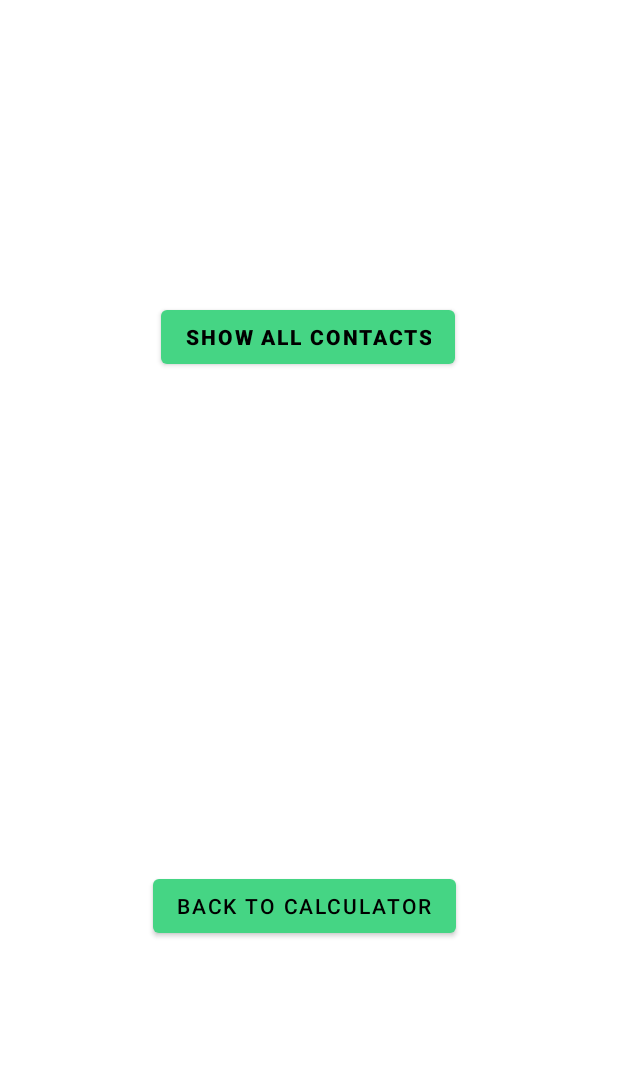
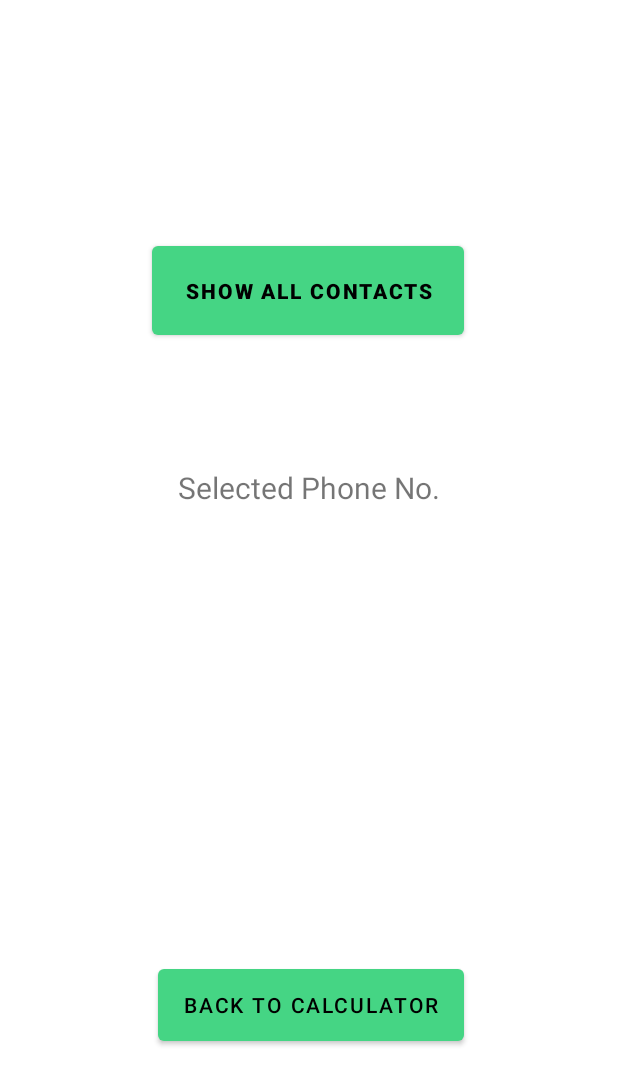
Before and after one commit to sreenathpranav/Magic-Calculator, an Android app: the ContactActivity screen opened directly, with no data from a screen before it, on a phone screen of 412 x 824 dp. Shown: the top 1085 px of the screen. Run offline under Robolectric (Android 15) with nearby library versions, the phone set to English and light mode, and no system bars.

Commit message:
second commit

```diff
--- a/app/src/main/res/layout/activity_contact.xml
+++ b/app/src/main/res/layout/activity_contact.xml
@@ -8,32 +8,45 @@
 
 
     <Button
-        android:id="@+id/btn_contacts"
-        android:layout_width="wrap_content"
-        android:layout_height="wrap_content"
+        android:id="@+id/btn_contact"
+        android:layout_width="208dp"
+        android:layout_height="71dp"
         android:text="Show All Contacts"
         android:textColor="#000000"
         android:textStyle="bold"
         app:backgroundTint="#45D584"
-        android:onClick="onClickSelectContact"
         app:layout_constraintBottom_toBottomOf="parent"
         app:layout_constraintEnd_toEndOf="parent"
         app:layout_constraintHorizontal_bias="0.497"
         app:layout_constraintStart_toStartOf="parent"
         app:layout_constraintTop_toTopOf="parent"
-        app:layout_constraintVertical_bias="0.259" />
+        app:layout_constraintVertical_bias="0.21" />
 
     <Button
         android:id="@+id/btn_back"
-        android:layout_width="wrap_content"
-        android:layout_height="wrap_content"
+        android:layout_width="204dp"
+        android:layout_height="60dp"
+        android:layout_marginBottom="76dp"
         android:text="Back to Calculator"
         android:textColor="#000000"
         app:backgroundTint="#45D584"
         app:layout_constraintBottom_toBottomOf="parent"
         app:layout_constraintEnd_toEndOf="parent"
-        app:layout_constraintHorizontal_bias="0.485"
+        app:layout_constraintHorizontal_bias="0.507"
         app:layout_constraintStart_toStartOf="parent"
-        app:layout_constraintTop_toBottomOf="@+id/btn_contacts"
-        app:layout_constraintVertical_bias="0.628" />
+        app:layout_constraintTop_toBottomOf="@+id/txt_phone"
+        app:layout_constraintVertical_bias="0.862" />
+
+    <TextView
+        android:id="@+id/txt_phone"
+        android:layout_width="wrap_content"
+        android:layout_height="wrap_content"
+        android:layout_marginBottom="288dp"
+        android:text="Selected Phone No."
+        android:textSize="20sp"
+        app:layout_constraintBottom_toBottomOf="parent"
+        app:layout_constraintEnd_toEndOf="parent"
+        app:layout_constraintStart_toStartOf="parent"
+        app:layout_constraintTop_toTopOf="parent"
+        app:layout_constraintVertical_bias="0.612" />
 </androidx.constraintlayout.widget.ConstraintLayout>
--- a/app/src/main/res/layout/activity_main.xml
+++ b/app/src/main/res/layout/activity_main.xml
@@ -13,8 +13,9 @@
         android:layout_width="match_parent"
         android:layout_height="wrap_content"
         android:text=""
+        android:layout_marginBottom="30dp"
         android:textSize="40dp"
-        android:textColor="@color/white"
+        android:textColor="@color/off_white"
         android:gravity="right"
         android:layout_above="@id/outputext"
         android:paddingRight="10dp"/>
@@ -23,7 +24,8 @@
         android:layout_width="match_parent"
         android:layout_height="wrap_content"
         android:text=""
-        android:textSize="100dp"
+        android:layout_marginBottom="15dp"
+        android:textSize="60dp"
         android:textColor="@color/white"
         android:gravity="right"
         android:layout_above="@id/ll1"
--- a/app/src/main/res/values/colors.xml
+++ b/app/src/main/res/values/colors.xml
@@ -6,5 +6,6 @@
     <color name="teal_200">#FF03DAC5</color>
     <color name="teal_700">#FF018786</color>
     <color name="black">#FF000000</color>
-    <color name="white">#FFFFFFFF</color>
+    <color name="off_white">#CDCDCD</color>
+    <color name="white">#FFFFFF</color>
 </resources>
```
Also changed, not shown: app/src/main/java/com/example/calculator/ContactActivity.java (+63 -59 lines), app/src/main/java/com/example/calculator/MainActivity.kt (+26 -39 lines).
